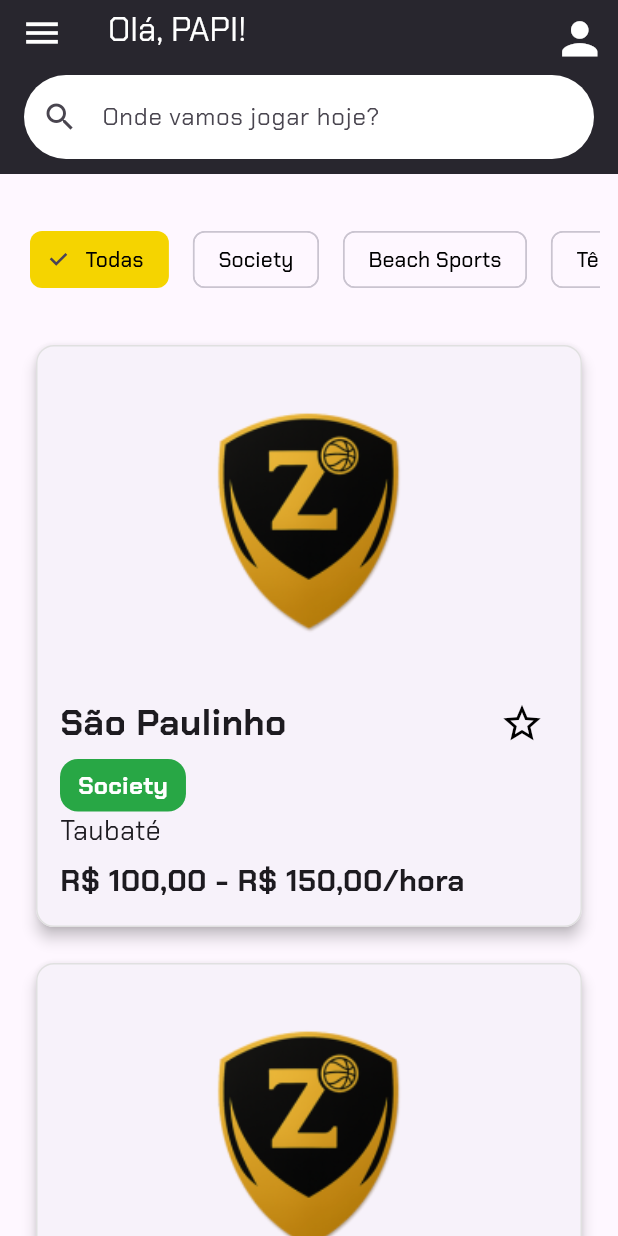
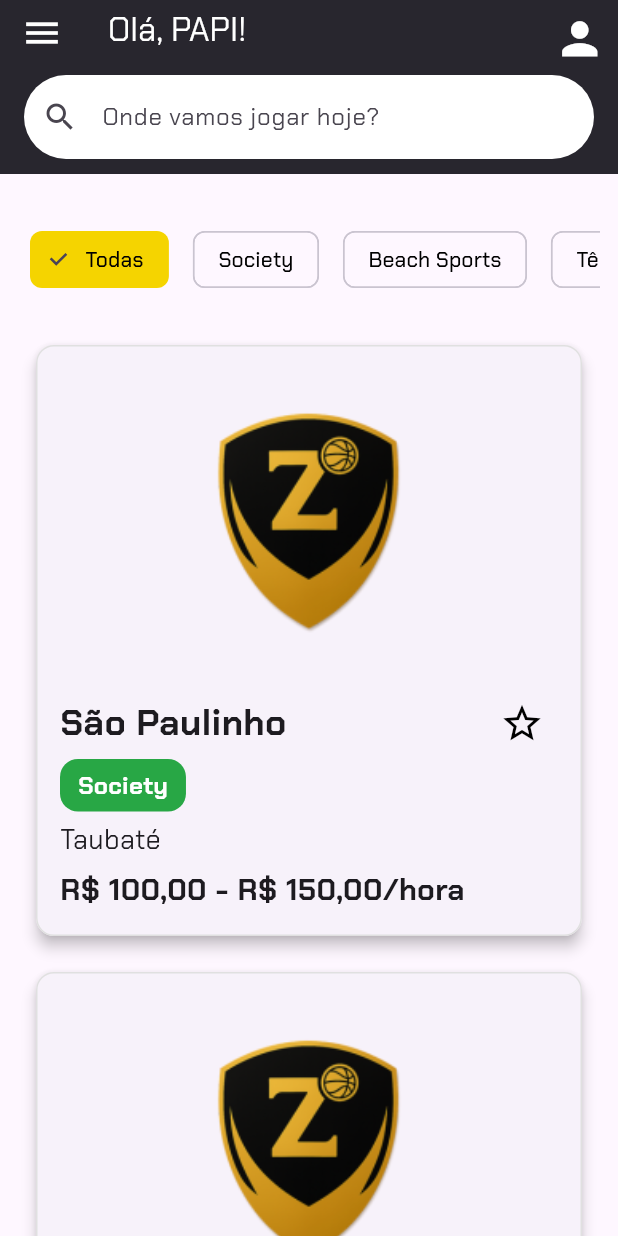
Before and after one commit to silva-luiz/arenaz_mobile_v2, a Flutter app: the screen it shows after launch, after a tap on "Entrar", on a phone screen of 412 x 824 dp. Run offline on Flutter 3.47's test engine with Material 3 defaults, Android fonts, the phone set to English and light mode, and no system bars; our stand-ins replace dio, flutter_modular, mobx, pretty_dio_logger; generated files the repository leaves out were written again.

Commit message:
padding changed on establishment card

```diff
--- a/lib/src/features/home/presenter/widgets/establishment_card.dart
+++ b/lib/src/features/home/presenter/widgets/establishment_card.dart
@@ -92,6 +92,7 @@ class _EstablishmentCardState extends State<EstablishmentCard> {
                       return CategoryBadge(category);
                     }).toList(),
               ),
+              const SizedBox(height: 6),
               Text(widget.city, style: const TextStyle(fontSize: 18)),
               const SizedBox(height: 6),
               Text(
```
